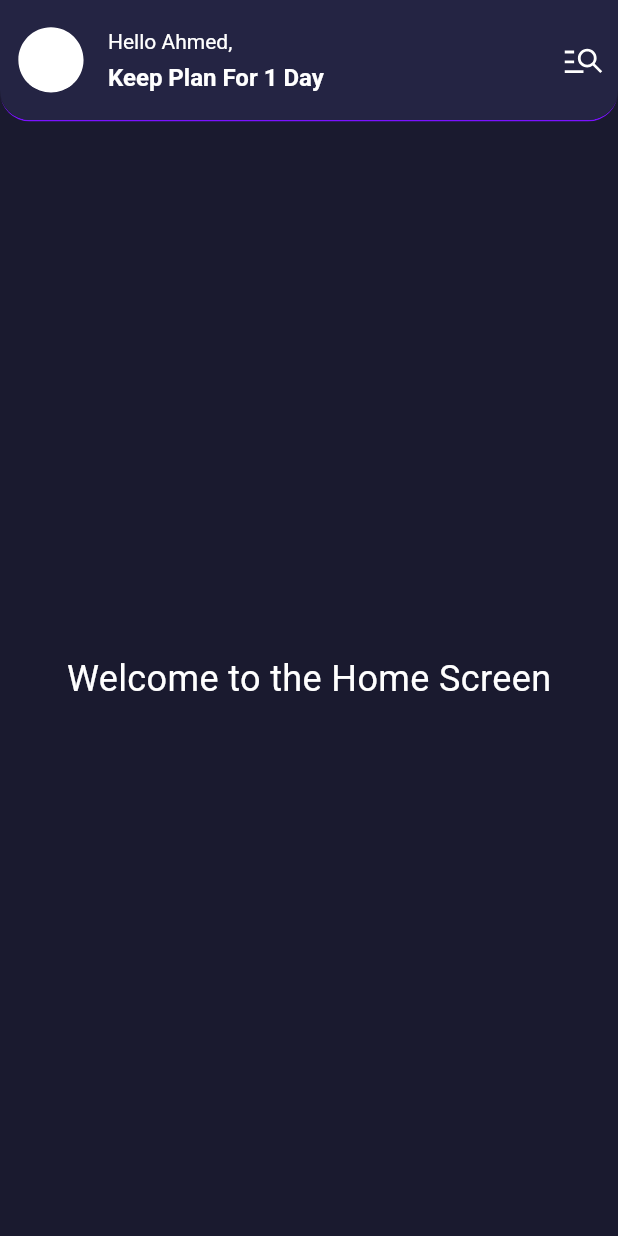
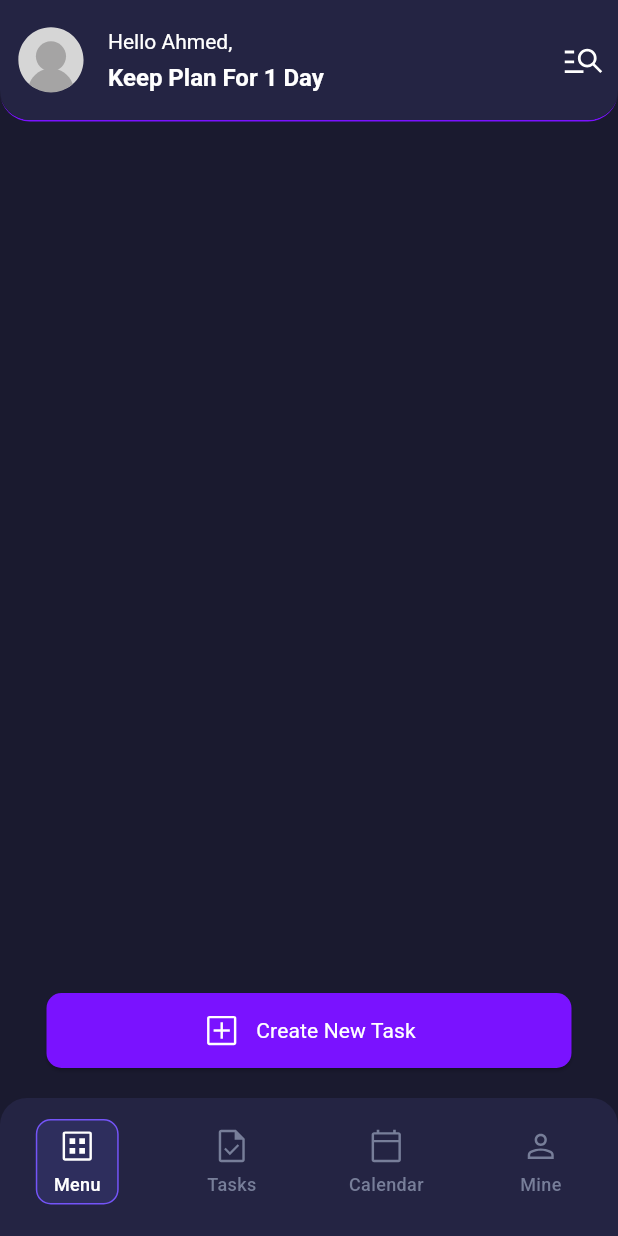
Before and after one commit to a7medjamal/CAT-To-Do-List-App, a Flutter app: the screen it shows after launch, on a phone screen of 412 x 824 dp. Run offline on Flutter 3.47's test engine with Material 3 defaults, Android fonts, the light colour scheme and no system bars; our stand-ins replace flutter_svg.

Commit message:
created: - customized appbar - customized buttom navigation bar - custom svg icons

```diff
--- a/lib/core/utils/widgets/custom_app_bar.dart
+++ b/lib/core/utils/widgets/custom_app_bar.dart
@@ -66,12 +66,7 @@ class CustomAppBar extends StatelessWidget {
           padding: const EdgeInsets.only(left: 12.0),
           child:
               pfpPath != null
-                  ? SvgPicture.asset(
-                    pfpPath!,
-                    fit: BoxFit.contain,
-                    height: 32,
-                    color: Colors.white,
-                  )
+                  ? SvgPicture.asset(pfpPath!, fit: BoxFit.contain, height: 32)
                   : const SizedBox(),
         ),
       ),
--- a/lib/features/auth/home/presentation/home_screen.dart
+++ /dev/null
@@ -1,32 +0,0 @@
-import 'package:cat_to_do_list/core/utils/widgets/custom_app_bar.dart';
-import 'package:flutter/material.dart';
-
-class HomeScreen extends StatelessWidget {
-  const HomeScreen({super.key});
-
-  @override
-  Widget build(BuildContext context) {
-    return Scaffold(
-      body: Column(
-        children: [
-          CustomAppBar(
-            pfpPath: 'assets/icons/user_icon.svg',
-            pName: 'Ahmed',
-            iconPath: 'assets/icons/home_screen_search_icon.svg',
-          ),
-          Expanded(
-            child: Container(
-              color: const Color(0xff1A1A2F),
-              child: Center(
-                child: Text(
-                  'Welcome to the Home Screen',
-                  style: TextStyle(color: Colors.white, fontSize: 24),
-                ),
-              ),
-            ),
-          ),
-        ],
-      ),
-    );
-  }
-}
--- /dev/null
+++ b/lib/features/home/presentation/home_screen.dart
@@ -0,0 +1,34 @@
+import 'package:cat_to_do_list/features/home/presentation/widgets/buttom_navigation_bar.dart';
+import 'package:cat_to_do_list/core/utils/widgets/custom_app_bar.dart';
+import 'package:cat_to_do_list/features/home/presentation/widgets/create_new_task_button.dart';
+import 'package:flutter/material.dart';
+
+class HomeScreen extends StatelessWidget {
+  const HomeScreen({super.key});
+
+  @override
+  @override
+  Widget build(BuildContext context) {
+    return Scaffold(
+      bottomNavigationBar: const ButtomNavBar(),
+      body: SafeArea(
+        child: Column(
+          children: [
+            CustomAppBar(
+              pfpPath: 'assets/icons/profile_icon.svg',
+              pName: 'Ahmed',
+              iconPath: 'assets/icons/home_screen_search_icon.svg',
+            ),
+            const SizedBox(height: 70),
+            Expanded(
+              child: Column(
+                mainAxisAlignment: MainAxisAlignment.end,
+                children: [CreateNewTaskButton(), const SizedBox(height: 20)],
+              ),
+            ),
+          ],
+        ),
+      ),
+    );
+  }
+}
--- /dev/null
+++ b/lib/features/home/presentation/widgets/buttom_navigation_bar.dart
@@ -0,0 +1,79 @@
+import 'package:cat_to_do_list/features/home/presentation/widgets/buttom_navigation_bar_item.dart';
+import 'package:flutter/material.dart';
+
+class ButtomNavBar extends StatefulWidget {
+  const ButtomNavBar({super.key});
+
+  @override
+  State<ButtomNavBar> createState() => _ButtomNavBarState();
+}
+
+class _ButtomNavBarState extends State<ButtomNavBar> {
+  int _selectedIndex = 0;
+
+  void _onItemTapped(int index) {
+    setState(() {
+      _selectedIndex = index;
+    });
+  }
+
+  @override
+  Widget build(BuildContext context) {
+    return ClipRRect(
+      borderRadius: const BorderRadius.only(
+        topLeft: Radius.circular(18.0),
+        topRight: Radius.circular(18.0),
+      ),
+      child: Theme(
+        data: Theme.of(context).copyWith(
+          splashColor: Colors.transparent,
+          highlightColor: Colors.transparent,
+        ),
+        child: BottomNavigationBar(
+          currentIndex: _selectedIndex,
+          unselectedItemColor: Color(0xff777E99),
+          onTap: _onItemTapped,
+          backgroundColor: const Color(0xff242443),
+          type: BottomNavigationBarType.fixed,
+          selectedItemColor: Colors.white,
+          selectedLabelStyle: const TextStyle(
+            fontSize: 14,
+            fontWeight: FontWeight.w500,
+          ),
+          unselectedLabelStyle: const TextStyle(
+            fontSize: 14,
+            fontWeight: FontWeight.w500,
+          ),
+          showUnselectedLabels: false,
+          showSelectedLabels: false,
+          items: [
+            buildNavItem(
+              'assets/icons/menu_icon.svg',
+              'Menu',
+              0,
+              _selectedIndex,
+            ),
+            buildNavItem(
+              'assets/icons/tasks_icon.svg',
+              'Tasks',
+              1,
+              _selectedIndex,
+            ),
+            buildNavItem(
+              'assets/icons/calendar_icon.svg',
+              'Calendar',
+              2,
+              _selectedIndex,
+            ),
+            buildNavItem(
+              'assets/icons/user_icon.svg',
+              'Mine',
+              3,
+              _selectedIndex,
+            ),
+          ],
+        ),
+      ),
+    );
+  }
+}
--- /dev/null
+++ b/lib/features/home/presentation/widgets/buttom_navigation_bar_item.dart
@@ -0,0 +1,48 @@
+import 'package:flutter/material.dart';
+import 'package:flutter_svg/svg.dart';
+
+BottomNavigationBarItem buildNavItem(
+  String asset,
+  String label,
+  int index,
+  int selectedIndex,
+) {
+  final bool isSelected = selectedIndex == index;
+  return BottomNavigationBarItem(
+    icon: Container(
+      padding: const EdgeInsets.symmetric(horizontal: 11, vertical: 4),
+      decoration:
+          isSelected
+              ? BoxDecoration(
+                color: const Color(0xff2E2E5D),
+                borderRadius: BorderRadius.circular(10),
+                border: Border.all(color: const Color(0xff7454F8), width: 1),
+              )
+              : null,
+      child: Column(
+        mainAxisSize: MainAxisSize.min,
+        children: [
+          SizedBox(
+            child: SvgPicture.asset(
+              asset,
+              color:
+                  isSelected
+                      ? const Color(0xffffffff)
+                      : const Color(0xff777E99),
+            ),
+          ),
+          const SizedBox(height: 4),
+          Text(
+            label,
+            style: TextStyle(
+              fontSize: 12,
+              fontWeight: FontWeight.w500,
+              color: isSelected ? const Color(0xffffffff) : Color(0xff777E99),
+            ),
+          ),
+        ],
+      ),
+    ),
+    label: '',
+  );
+}
--- /dev/null
+++ b/lib/features/home/presentation/widgets/create_new_task_button.dart
@@ -0,0 +1,40 @@
+import 'package:flutter/material.dart';
+import 'package:flutter_svg/svg.dart';
+
+class CreateNewTaskButton extends StatelessWidget {
+  const CreateNewTaskButton({
+    super.key,
+  });
+
+  @override
+  Widget build(BuildContext context) {
+    return ElevatedButton(
+      onPressed: () {},
+      style: ElevatedButton.styleFrom(
+        fixedSize: const Size(350, 50),
+        backgroundColor: const Color(0xff7A12FF),
+        shape: RoundedRectangleBorder(
+          borderRadius: BorderRadius.circular(10),
+        ),
+      ),
+      child: Row(
+        mainAxisAlignment: MainAxisAlignment.center,
+        children: [
+          SvgPicture.asset(
+            'assets/icons/create_new_task_icon.svg',
+            color: Colors.white,
+          ),
+          const SizedBox(width: 10),
+          const Text(
+            'Create New Task',
+            style: TextStyle(
+              fontSize: 14,
+              fontWeight: FontWeight.w400,
+              color: Colors.white,
+            ),
+          ),
+        ],
+      ),
+    );
+  }
+}
--- a/lib/main.dart
+++ b/lib/main.dart
@@ -1,4 +1,4 @@
-import 'package:cat_to_do_list/features/auth/home/presentation/home_screen.dart';
+import 'package:cat_to_do_list/features/home/presentation/home_screen.dart';
 import 'package:flutter/material.dart';
 
 void main() {
```
Also changed, not shown: assets/icons/calendar_icon.svg (added), assets/icons/create_new_task_icon.svg (added), assets/icons/menu_icon.svg (added), assets/icons/profile_icon.svg (added), assets/icons/tasks_icon.svg (added), assets/icons/user_icon.svg.
